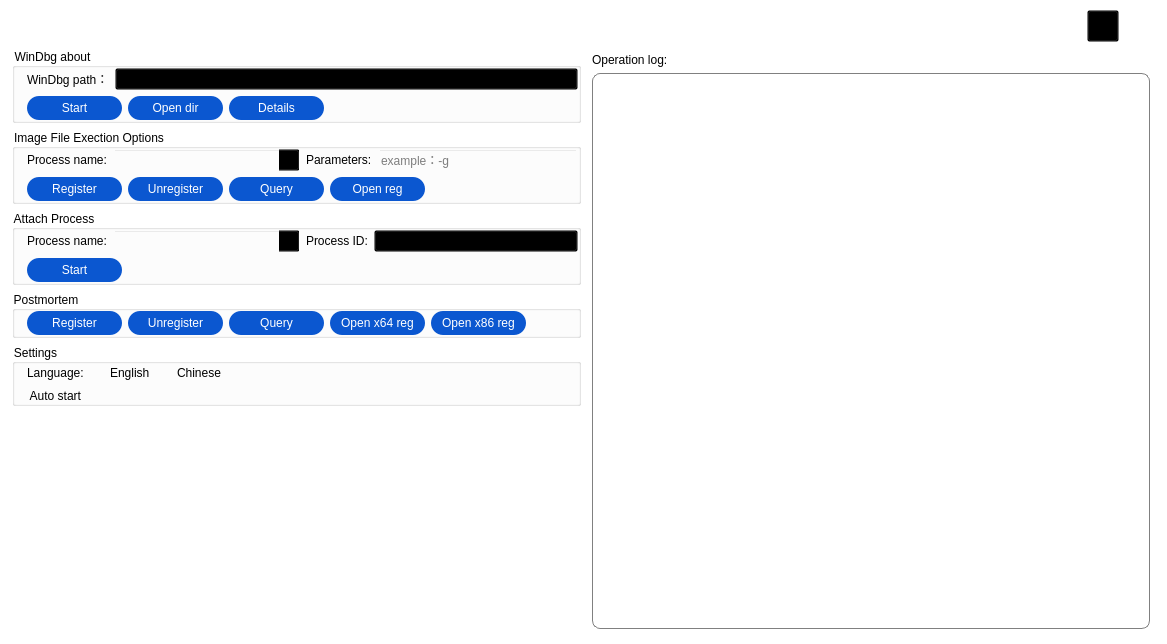
Qt form WindbgIFEO/WindbgIFEO.ui (MingYueRuYa/worktools) before a commit.
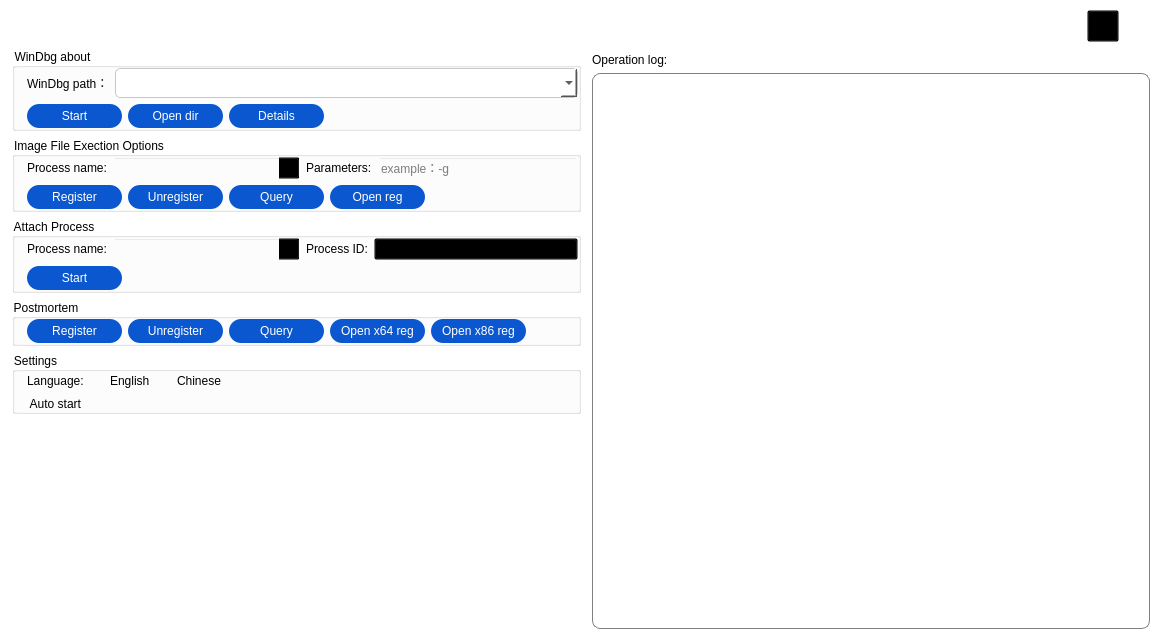
The same form after that commit. Icons and pictures are not drawn.

The edit to the form file:
```diff
--- a/WindbgIFEO/WindbgIFEO.ui
+++ b/WindbgIFEO/WindbgIFEO.ui
@@ -277,9 +277,54 @@
                      <verstretch>0</verstretch>
                     </sizepolicy>
                    </property>
+                   <property name="minimumSize">
+                    <size>
+                     <width>0</width>
+                     <height>30</height>
+                    </size>
+                   </property>
+                   <property name="styleSheet">
+                    <string notr="true">QComboBox{
+border: 1px solid #C7C7C7;
+border-radius: 5px;
+font-size:14px;
+background-color:white;
+padding-right:10px;
+}
+
+
+QComboBox::drop-down{
+width:19px;
+height:8px;
+subcontrol-position:right center;
+image: url(:/WindbgConfig/images/select.png);
+padding-right: 11px;
+}
+
+QComboBox::hover{
+background:#F2F2F2;	  
+}
+
+QComboBox::on{
+border: 1px solid blue;  
+}
+
+QComboBox {combobox-popup: 0;}
+
+ 
+QComboBox::item:selected {
+    background-color: black;
+}</string>
+                   </property>
                    <property name="editable">
                     <bool>false</bool>
                    </property>
+                   <property name="iconSize">
+                    <size>
+                     <width>1</width>
+                     <height>50</height>
+                    </size>
+                   </property>
                    <property name="frame">
                     <bool>true</bool>
                    </property>
```
